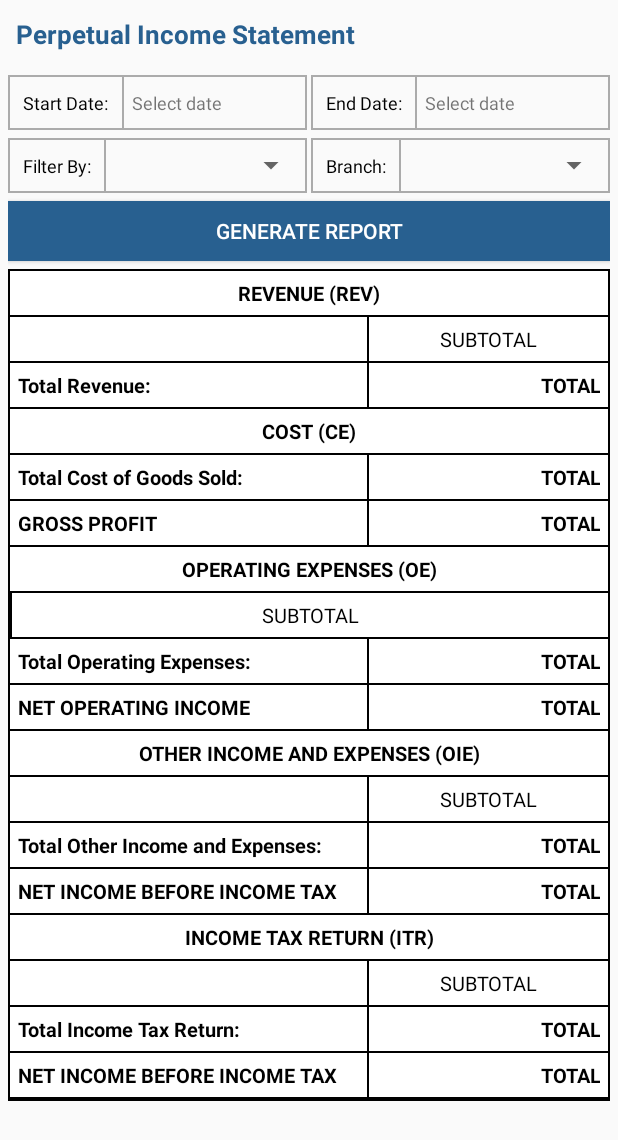
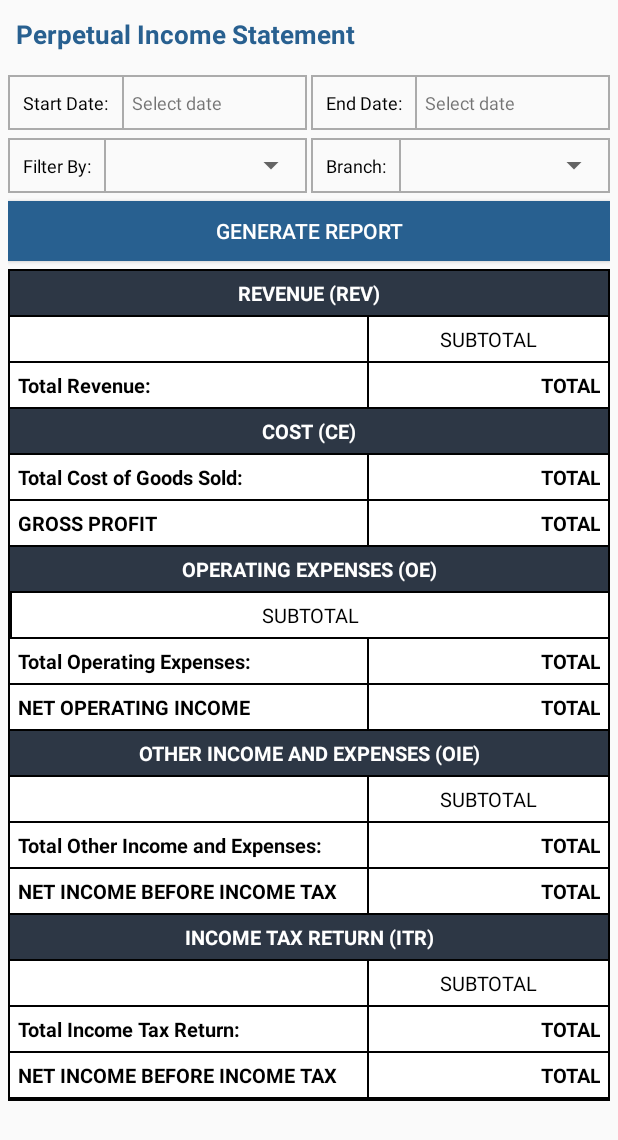
Before and after one commit to skiedflakes/Notes, an Android app: the layout income_statement_perpetual_main.xml on its own in the app's theme, with its tools: preview values and no code run, on a phone screen of 412 x 824 dp. Shown: the top 1140 px of the screen. Run offline under Robolectric (Android 15) with nearby library versions, the light colour scheme and no system bars; network calls fail.

Commit message:
Merge branch 'master' into debugging
# Conflicts:
#	app/src/main/java/com/wdysolutions/notes/Globals/Petty_Cash/Liquidation/PettyCash_liquidation_main.java
#	app/src/main/java/com/wdysolutions/notes/Globals/Purchase_Order/Purchase_Order.java
#	app/src/main/java/com/wdysolutions/notes/MainActivity.java

```diff
--- a/app/src/main/java/com/wdysolutions/notes/Globals/Purchase_Order/Purchase_Order_adapter.java
+++ b/app/src/main/java/com/wdysolutions/notes/Globals/Purchase_Order/Purchase_Order_adapter.java
@@ -60,6 +60,10 @@ public class Purchase_Order_adapter extends RecyclerView.Adapter<Purchase_Order_
     String rr_status_color =  mdata.get(position).getRr_status_color();
     String dec_status_color =  mdata.get(position).getDec_status_color();
 
+    //check null
+
+
+
     //set text
         myHolder.tv_counter.setText(count);
         myHolder.tv_purchase_num.setText(purchase_num);
@@ -71,21 +75,24 @@ public class Purchase_Order_adapter extends RecyclerView.Adapter<Purchase_Order_
         myHolder.tv_rr_status.setText(rr_status);
         myHolder.tv_unreceived_total.setText(unrecieved_total);
         myHolder.tv_declared_status.setText(declared_status);
-        myHolder.tv_encoded_by.setText(encoded_by);
 
-
+        if(encoded_by.equals("")||encoded_by.equals("null")) {
+            myHolder.tv_encoded_by.setText("");
+        }else{
+            myHolder.tv_encoded_by.setText(encoded_by);
+        }
         if(po_status.equals("Saved")){
             myHolder.po_status.setText("Pending");
         }else{
             myHolder.po_status.setText(po_status);
         }
 
-        if(checked_by.equals("")){
+        if(checked_by.equals("")||checked_by.equals("null")){
             myHolder.tv_approved_by.setText("");
             myHolder.tv_checked_by.setText("Pending");
         }else{
             myHolder.tv_checked_by.setText(checked_by);
-            if(approved_by.equals("")){
+            if(approved_by.equals("")||approved_by.equals("null")){
                 myHolder.tv_approved_by.setText("Pending");
             }else{
                 myHolder.tv_approved_by.setText(approved_by);
--- a/app/src/main/res/layout/income_statement_perpetual_main.xml
+++ b/app/src/main/res/layout/income_statement_perpetual_main.xml
@@ -221,12 +221,12 @@
                                 android:layout_width="match_parent"
                                 android:layout_height="wrap_content"
                                 android:layout_marginBottom="1dp"
-                                android:background="@color/white"
+                                android:background="#2d3745"
                                 android:gravity="center"
                                 android:padding="5dp"
                                 android:text="REVENUE (REV)"
                                 android:textAllCaps="true"
-                                android:textColor="@android:color/black"
+                                android:textColor="@color/white"
                                 android:textSize="13sp"
                                 android:textStyle="bold" />
 
@@ -320,16 +320,18 @@
                             android:layout_marginBottom="1dp"
                             android:orientation="vertical">
 
+
+
                             <TextView
                                 android:layout_width="match_parent"
                                 android:layout_height="wrap_content"
                                 android:layout_marginBottom="1dp"
-                                android:background="@color/white"
+                                android:background="#2d3745"
                                 android:gravity="center"
                                 android:padding="5dp"
                                 android:text="Cost (CE)"
                                 android:textAllCaps="true"
-                                android:textColor="@android:color/black"
+                                android:textColor="@color/white"
                                 android:textSize="13sp"
                                 android:textStyle="bold" />
 
@@ -476,12 +478,12 @@
                                 android:layout_width="match_parent"
                                 android:layout_height="wrap_content"
                                 android:layout_marginBottom="1dp"
-                                android:background="@color/white"
+                                android:background="#2d3745"
                                 android:gravity="center"
                                 android:padding="5dp"
                                 android:text="OPERATING EXPENSES (OE)"
                                 android:textAllCaps="true"
-                                android:textColor="@android:color/black"
+                                android:textColor="@color/white"
                                 android:textSize="13sp"
                                 android:textStyle="bold" />
 
@@ -612,15 +614,16 @@
                             android:orientation="vertical">
 
                             <TextView
+
                                 android:layout_width="match_parent"
                                 android:layout_height="wrap_content"
                                 android:layout_marginBottom="1dp"
-                                android:background="@color/white"
+                                android:background="#2d3745"
                                 android:gravity="center"
                                 android:padding="5dp"
                                 android:text="OTHER INCOME and EXPENSES (OIE)"
                                 android:textAllCaps="true"
-                                android:textColor="@android:color/black"
+                                android:textColor="@color/white"
                                 android:textSize="13sp"
                                 android:textStyle="bold" />
 
@@ -751,18 +754,20 @@
                             android:layout_height="match_parent"
                             android:orientation="vertical">
 
+
                             <TextView
                                 android:layout_width="match_parent"
                                 android:layout_height="wrap_content"
                                 android:layout_marginBottom="1dp"
-                                android:background="@color/white"
+                                android:background="#2d3745"
                                 android:gravity="center"
                                 android:padding="5dp"
                                 android:text="INCOME TAX RETURN (ITR)"
                                 android:textAllCaps="true"
-                                android:textColor="@android:color/black"
+                                android:textColor="@color/white"
                                 android:textSize="13sp"
                                 android:textStyle="bold" />
+
 
                             <LinearLayout
                                 android:layout_width="match_parent"
```
